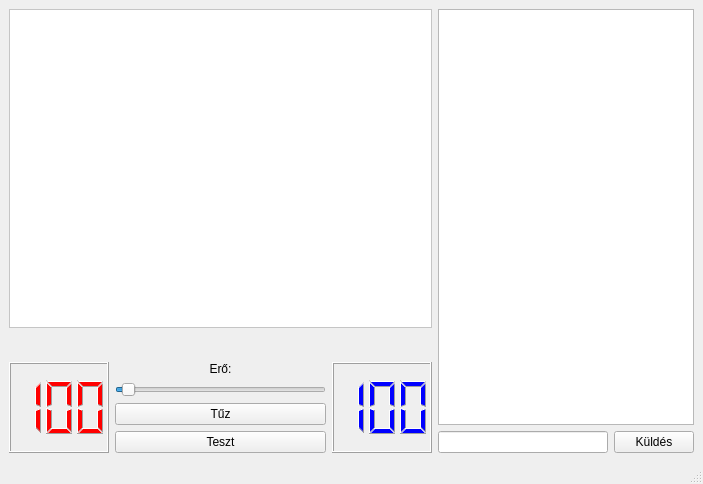
Old version of the form src/pewpew-artillery/gamewindow.ui in the repository Keki56/linuxHF.
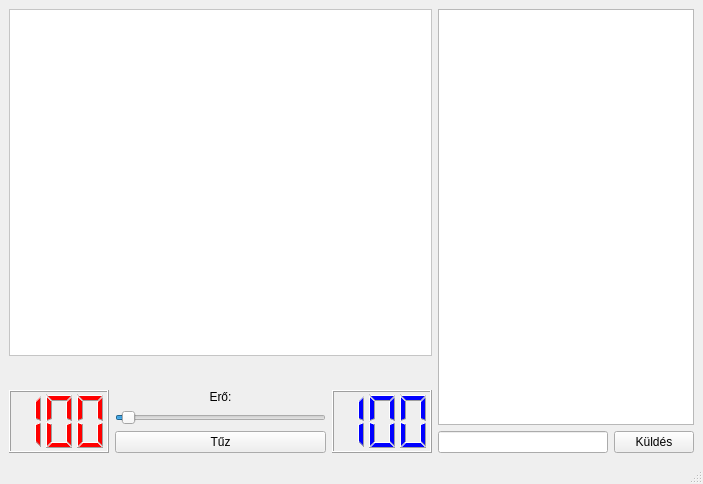
New version of the form.

Diff of the .ui file:
```diff
--- a/src/pewpew-artillery/gamewindow.ui
+++ b/src/pewpew-artillery/gamewindow.ui
@@ -305,13 +305,6 @@
             </property>
            </widget>
           </item>
-          <item>
-           <widget class="QPushButton" name="testButton">
-            <property name="text">
-             <string>Teszt</string>
-            </property>
-           </widget>
-          </item>
          </layout>
         </item>
         <item>
```
Left out of the diff: 34 changed lines with no effect on the pictures.
